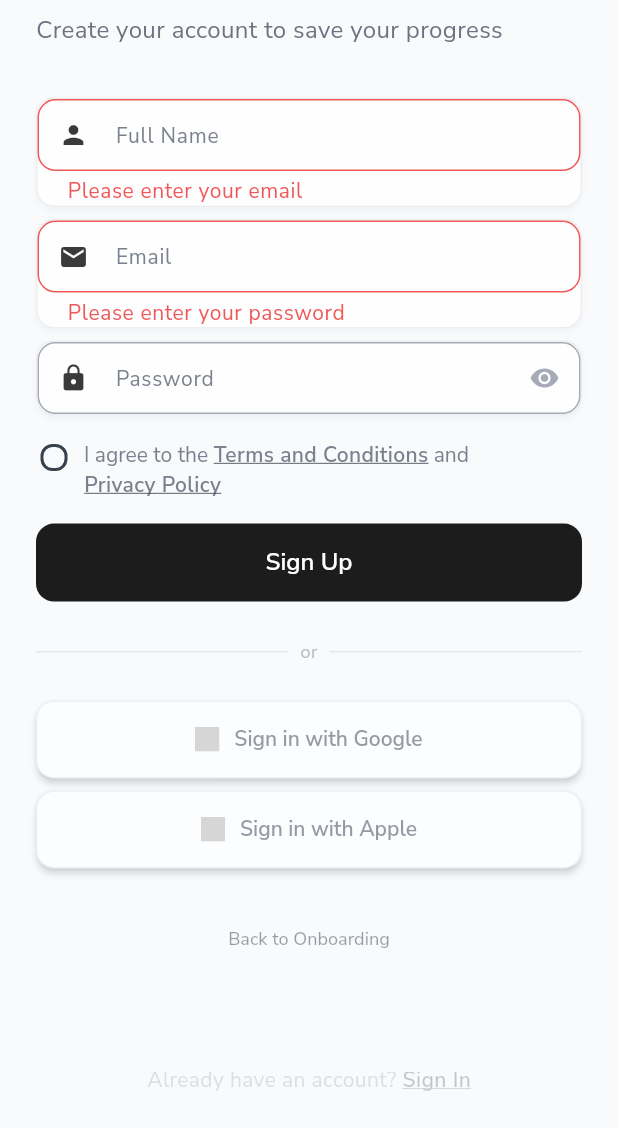
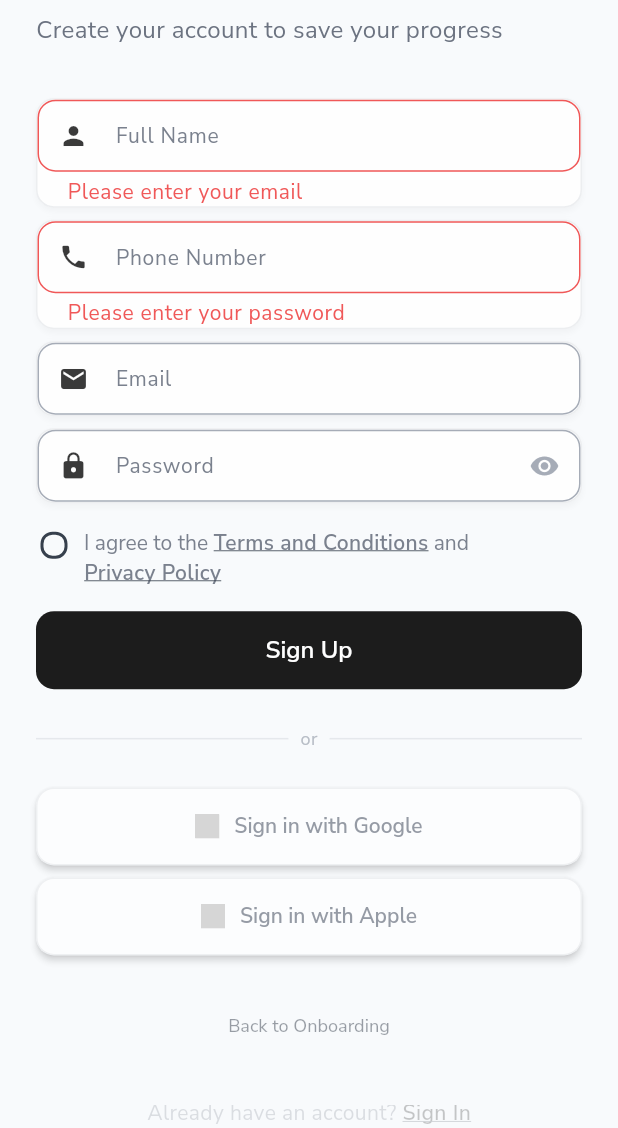
Before and after one commit to mahmoudal99/moctarnutrition, a Flutter app: the AuthScreen screen opened by its route, after a tap on "Sign In", after a tap on "Sign Up", on a phone screen of 412 x 824 dp, the part 108-1236 px from its top. Run offline on Flutter 3.47's test engine with Material 3 defaults, Android fonts, the phone set to English and light mode, and no system bars; our stand-ins replace auth_buttons, cached_network_image, cloud_firestore, confetti, firebase_auth, firebase_core and 17 more; missing offline and left inert: flutter_floating_bottom_bar, flutter_stripe, mobile_scanner, openfoodfacts; accounts and stored records are empty; project files that could hold a hidden picture were left out; grey boxes are pictures that could not be loaded.

Commit message:
Update auth_screen.dart to include phone number

```diff
--- a/lib/features/auth/presentation/screens/auth_screen.dart
+++ b/lib/features/auth/presentation/screens/auth_screen.dart
@@ -26,6 +26,7 @@ class _AuthScreenState extends State<AuthScreen> with TickerProviderStateMixin {
   final _emailController = TextEditingController();
   final _passwordController = TextEditingController();
   final _nameController = TextEditingController();
+  final _phoneController = TextEditingController();
   bool _obscurePassword = true;
   bool _acceptedTerms = false; // New field for terms acceptance
 
@@ -76,6 +77,7 @@ class _AuthScreenState extends State<AuthScreen> with TickerProviderStateMixin {
     _emailController.dispose();
     _passwordController.dispose();
     _nameController.dispose();
+    _phoneController.dispose();
     super.dispose();
   }
 
@@ -86,15 +88,12 @@ class _AuthScreenState extends State<AuthScreen> with TickerProviderStateMixin {
         child: Column(
           children: [
             Expanded(
-              child: Column(
-                mainAxisAlignment: MainAxisAlignment.start,
-                children: [
-                  const SizedBox(height: AppConstants.spacingXL * 1),
-                  Padding(
+              child: SingleChildScrollView(
                 padding: const EdgeInsets.symmetric(
                     horizontal: AppConstants.spacingL),
                 child: Column(
                   children: [
+                    const SizedBox(height: AppConstants.spacingXL * 1),
                     _buildAnimatedWidget(_buildHeader(), 0),
                     const SizedBox(height: AppConstants.spacingL),
                     _buildAnimatedWidget(_buildAuthForm(), 1),
@@ -102,14 +101,13 @@ class _AuthScreenState extends State<AuthScreen> with TickerProviderStateMixin {
                     _buildAnimatedWidget(_buildSocialAuth(), 2),
                     const SizedBox(height: AppConstants.spacingL),
                     _buildAnimatedWidget(_buildOnboardingOption(), 3),
+                    const SizedBox(height: AppConstants.spacingL),
+                    _buildAnimatedWidget(_buildToggleAuth(), 4),
+                    const SizedBox(height: AppConstants.spacingL),
                   ],
                 ),
               ),
-                ],
             ),
-            ),
-            _buildAnimatedWidget(_buildToggleAuth(), 4),
-            const SizedBox(height: AppConstants.spacingL),
           ],
         ),
       ),
@@ -204,6 +202,26 @@ class _AuthScreenState extends State<AuthScreen> with TickerProviderStateMixin {
               validator: (value) {
                 if (_isSignUp && (value == null || value.isEmpty)) {
                   return 'Please enter your name';
+                }
+                return null;
+              },
+            ),
+            const SizedBox(height: AppConstants.spacingS),
+            _buildTextField(
+              controller: _phoneController,
+              label: 'Phone Number',
+              icon: Icons.phone,
+              keyboardType: TextInputType.phone,
+              validator: (value) {
+                if (_isSignUp && (value == null || value.isEmpty)) {
+                  return 'Please enter your phone number';
+                }
+                if (_isSignUp && value != null && value.isNotEmpty) {
+                  // Basic phone number validation - can be enhanced
+                  final phoneRegex = RegExp(r'^\+?[\d\s\-\(\)]{10,}$');
+                  if (!phoneRegex.hasMatch(value)) {
+                    return 'Please enter a valid phone number';
+                  }
                 }
                 return null;
               },
@@ -560,6 +578,7 @@ class _AuthScreenState extends State<AuthScreen> with TickerProviderStateMixin {
         email: _emailController.text.trim(),
         password: _passwordController.text,
         name: _nameController.text.trim(),
+        phoneNumber: _phoneController.text.trim(),
       );
     } else {
       success = await authProvider.signInWithEmailAndPassword(
--- a/lib/shared/models/user_model.dart
+++ b/lib/shared/models/user_model.dart
@@ -19,6 +19,7 @@ class UserModel {
   final String id;
   final String email;
   final String? name;
+  final String? phoneNumber;
   final String? photoUrl;
   final UserRole role;
   final TrainingProgramStatus trainingProgramStatus;
@@ -39,6 +40,7 @@ class UserModel {
     required this.id,
     required this.email,
     this.name,
+    this.phoneNumber,
     this.photoUrl,
     this.role = UserRole.user,
     this.trainingProgramStatus = TrainingProgramStatus.none,
@@ -60,6 +62,7 @@ class UserModel {
       id: json['id'] as String,
       email: json['email'] as String,
       name: json['name'] as String?,
+      phoneNumber: json['phoneNumber'] as String?,
       photoUrl: json['photoUrl'] as String?,
       role: UserRole.values.firstWhere(
         (e) => e.toString() == 'UserRole.${json['role']}',
@@ -92,6 +95,7 @@ class UserModel {
       'id': id,
       'email': email,
       'name': name,
+      'phoneNumber': phoneNumber,
       'photoUrl': photoUrl,
       'role': role.toString().split('.').last,
       'trainingProgramStatus': trainingProgramStatus.toString().split('.').last,
@@ -113,6 +117,7 @@ class UserModel {
     String? id,
     String? email,
     String? name,
+    String? phoneNumber,
     String? photoUrl,
     UserRole? role,
     TrainingProgramStatus? trainingProgramStatus,
@@ -132,6 +137,7 @@ class UserModel {
       id: id ?? this.id,
       email: email ?? this.email,
       name: name ?? this.name,
+      phoneNumber: phoneNumber ?? this.phoneNumber,
       photoUrl: photoUrl ?? this.photoUrl,
       role: role ?? this.role,
       trainingProgramStatus: trainingProgramStatus ?? this.trainingProgramStatus,
--- a/lib/shared/providers/auth_provider.dart
+++ b/lib/shared/providers/auth_provider.dart
@@ -222,6 +222,7 @@ class AuthProvider extends ChangeNotifier {
     required String email,
     required String password,
     required String name,
+    required String phoneNumber,
   }) async {
     try {
       _isLoading = true;
@@ -232,6 +233,7 @@ class AuthProvider extends ChangeNotifier {
         email: email,
         password: password,
         name: name,
+        phoneNumber: phoneNumber,
       );
 
       _userModel = userModel;
--- a/lib/shared/services/auth_service.dart
+++ b/lib/shared/services/auth_service.dart
@@ -34,6 +34,7 @@ class AuthService {
     required String email,
     required String password,
     required String name,
+    required String phoneNumber,
   }) async {
     try {
       LoggingService.logAuthEvent('Sign up attempt', metadata: {'email': email});
@@ -91,6 +92,7 @@ class AuthService {
           id: user.uid,
           email: email,
           name: name,
+          phoneNumber: phoneNumber,
           photoUrl: user.photoURL ?? localUser.photoUrl,
           hasSeenOnboarding: localUser.hasSeenOnboarding,
           hasSeenGetStarted: localUser.hasSeenGetStarted,
@@ -107,6 +109,7 @@ class AuthService {
           id: user.uid,
           email: email,
           name: name,
+          phoneNumber: phoneNumber,
           photoUrl: user.photoURL,
           role: UserRole.user,
           trainingProgramStatus: TrainingProgramStatus.none,
```
Lines whose indentation alone changed are shown as unchanged.
